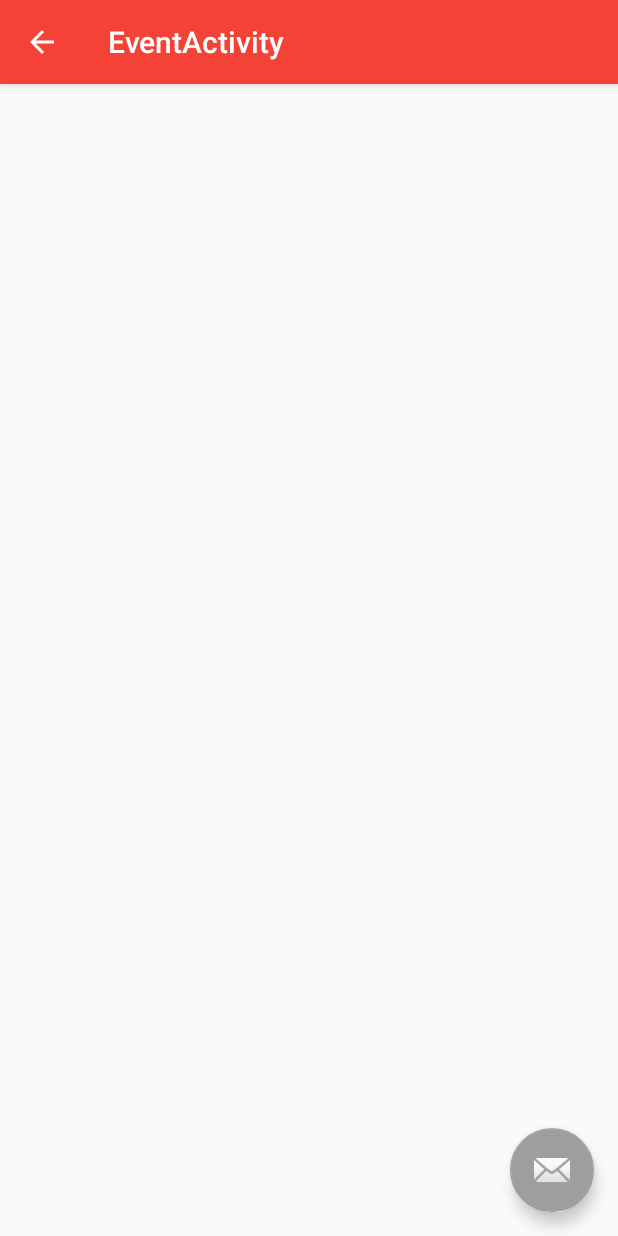
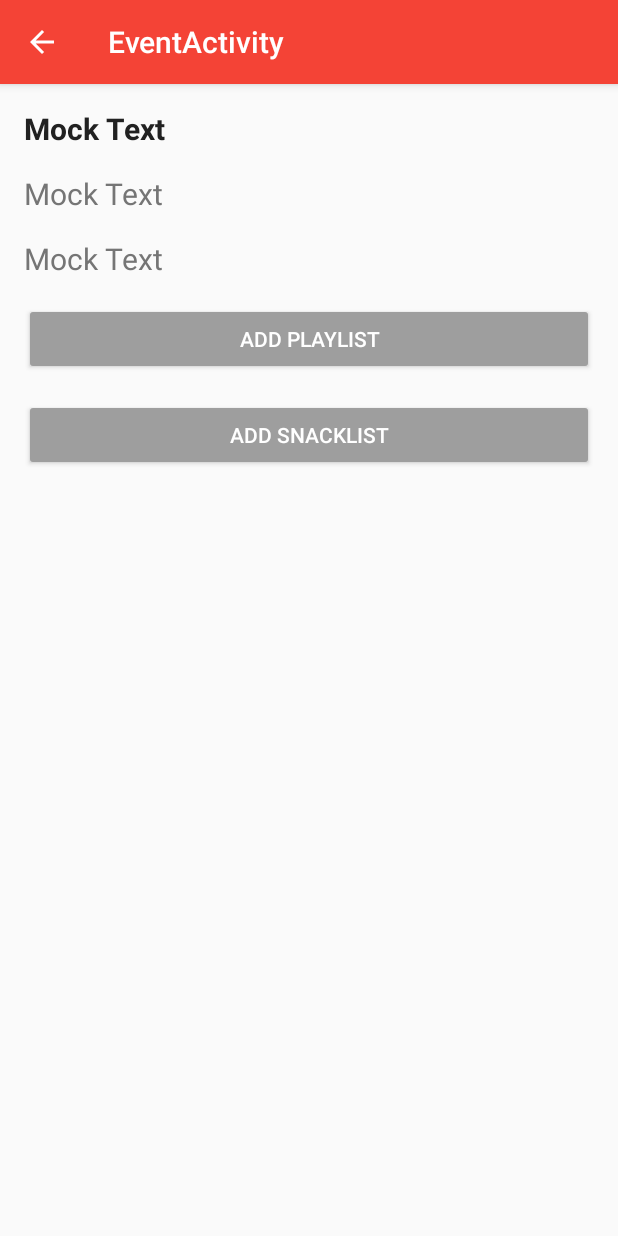
Before and after one commit to LuisGH1234/android_movienight20182, an Android app: the EventActivity screen opened directly, with no data from a screen before it, on a phone screen of 412 x 824 dp. Run offline under Robolectric (Android 15) with nearby library versions, the phone set to English and light mode, and no system bars; 4 statements that could not run were skipped.

Commit message:
event_activity

```diff
--- a/MovieNight/app/src/main/java/pe/edu/upc/movienight/models/Snack.kt
+++ b/MovieNight/app/src/main/java/pe/edu/upc/movienight/models/Snack.kt
@@ -1,6 +1,6 @@
 package pe.edu.upc.movienight.models
 
-<<<<<<< HEAD
+
 import android.os.Bundle
 
 data class Snack (
@@ -29,5 +29,3 @@ data class Snack (
     }
 
 }
-=======
->>>>>>> master
--- a/MovieNight/app/src/main/java/pe/edu/upc/movienight/network/MovieNightApi.kt
+++ b/MovieNight/app/src/main/java/pe/edu/upc/movienight/network/MovieNightApi.kt
@@ -9,13 +9,12 @@ import org.json.JSONObject
 class MovieNightApi{
     companion object {
         val baseUrl = "https://nodejsmovienight20182.herokuapp.com"
-<<<<<<< HEAD
+
         val EventActions ="/event/event/"
-=======
+
         val getEventsList ="/event/event/"
         val getSnacks = "/event/snack/"
         val getsnacklist ="/event/snacklist/"
->>>>>>> ef16c12e8f82d36596593a25802e285f4d5b9499
         fun requestEventList(userId:Int,
                              responseHandler: (EventsResponse?) -> Unit,
                              errorHandler: (ANError?) -> Unit){
@@ -35,7 +34,6 @@ class MovieNightApi{
                     })
         }
 
-<<<<<<< HEAD
         fun postNewEvent(userId:Int,name:String,location:String,date:String,
                          responseHandler: (NewEventResponse?) -> Unit,
                          errorHandler: (ANError?) -> Unit){
@@ -52,11 +50,16 @@ class MovieNightApi{
                     .addJSONObjectBody(json)
                     .setPriority(Priority.LOW)
                     .build()
-                    .getAsObject(NewEventResponse::class.java,object :ParsedRequestListener<NewEventResponse>{
+                    .getAsObject(NewEventResponse::class.java,object :ParsedRequestListener<NewEventResponse> {
                         override fun onResponse(response: NewEventResponse?) {
                             responseHandler(response)
                         }
-=======
+                        override fun onError(anError: ANError?) {
+                            errorHandler(anError)
+                        }
+
+                    })
+        }
         fun requestSnacks(snackListId:Int,
                          responseHandler: (SnackResponse?) -> Unit,
                          errorHandler: (ANError?) -> Unit){
@@ -88,7 +91,6 @@ class MovieNightApi{
                             responseHandler(response)
                         }
 
->>>>>>> ef16c12e8f82d36596593a25802e285f4d5b9499
                         override fun onError(anError: ANError?) {
                             errorHandler(anError)
                         }
--- a/MovieNight/app/src/main/java/pe/edu/upc/movienight/viewControllers/activities/EventActivity.kt
+++ b/MovieNight/app/src/main/java/pe/edu/upc/movienight/viewControllers/activities/EventActivity.kt
@@ -6,19 +6,32 @@ import android.support.v7.app.AppCompatActivity
 import pe.edu.upc.movienight.R
 
 import kotlinx.android.synthetic.main.activity_event.*
+import kotlinx.android.synthetic.main.content_event.*
+import pe.edu.upc.movienight.models.Event
 
 class EventActivity : AppCompatActivity() {
 
     override fun onCreate(savedInstanceState: Bundle?) {
-        super.onCreate(savedInstanceState)
-        setContentView(R.layout.activity_event)
-        setSupportActionBar(toolbar)
+            super.onCreate(savedInstanceState)
+            setContentView(R.layout.activity_event)
+            setSupportActionBar(toolbar)
 
-        fab.setOnClickListener { view ->
-            Snackbar.make(view, "Replace with your own action", Snackbar.LENGTH_LONG)
-                    .setAction("Action", null).show()
-        }
-        supportActionBar?.setDisplayHomeAsUpEnabled(true)
+            supportActionBar?.setDisplayHomeAsUpEnabled(true)
+            val intent=intent?:return
+            val event = Event.from(intent.extras)
+            nameTextView.text=event.name
+            dateTextView.text=event.date
+            locationTextView.text=event.location
+            /*viewPlayList.setOnClickListener {view->
+                val context= view.context
+                context.startActivity(Intent(view.context,ViewPlayListActivity::class.java).putExtras(event.toBundle()))
+            }
+            viewSnackList.setOnClickListener { view->
+                val context= view.context
+                context.startActivity(Intent(view.context,ViewSnackListActivity::class.java).putExtras(event.toBundle()))
+            }*/
+
+
     }
 
 }
--- a/MovieNight/app/src/main/res/layout/activity_event.xml
+++ b/MovieNight/app/src/main/res/layout/activity_event.xml
@@ -22,12 +22,5 @@
 
     <include layout="@layout/content_event" />
 
-    <android.support.design.widget.FloatingActionButton
-        android:id="@+id/fab"
-        android:layout_width="wrap_content"
-        android:layout_height="wrap_content"
-        android:layout_gravity="bottom|end"
-        android:layout_margin="@dimen/fab_margin"
-        app:srcCompat="@android:drawable/ic_dialog_email" />
 
 </android.support.design.widget.CoordinatorLayout>
--- a/MovieNight/app/src/main/res/layout/content_event.xml
+++ b/MovieNight/app/src/main/res/layout/content_event.xml
@@ -8,4 +8,65 @@
     tools:context=".viewControllers.activities.EventActivity"
     tools:showIn="@layout/activity_event">
 
+    <TextView
+        android:id="@+id/nameTextView"
+        android:layout_width="match_parent"
+        android:layout_height="wrap_content"
+        app:layout_constraintTop_toTopOf="parent"
+        app:layout_constraintStart_toStartOf="parent"
+        app:layout_constraintEnd_toEndOf="parent"
+        android:textSize="20sp"
+        android:textColor="@color/colorPrimaryText"
+        android:textStyle="bold"
+        android:layout_margin="@dimen/default_margin"
+        android:text="@string/mock_text"/>
+    <TextView
+        android:id="@+id/dateTextView"
+        android:layout_width="match_parent"
+        android:layout_height="wrap_content"
+        app:layout_constraintTop_toBottomOf="@id/nameTextView"
+        android:textColor="@color/colorSecondaryText"
+        app:layout_constraintStart_toStartOf="parent"
+        app:layout_constraintEnd_toEndOf="parent"
+        android:textSize="20sp"
+        android:layout_margin="@dimen/default_margin"
+        android:text="@string/mock_text"/>
+    <TextView
+        android:id="@+id/locationTextView"
+        android:layout_width="match_parent"
+        android:layout_height="wrap_content"
+        android:textColor="@color/colorSecondaryText"
+        app:layout_constraintTop_toBottomOf="@id/dateTextView"
+        app:layout_constraintStart_toStartOf="parent"
+        app:layout_constraintEnd_toEndOf="parent"
+        android:textSize="20sp"
+        android:layout_margin="@dimen/default_margin"
+        android:text="@string/mock_text"/>
+
+    <Button
+        android:id="@+id/viewPlayList"
+        android:layout_width="match_parent"
+        android:layout_height="wrap_content"
+        android:layout_margin="@dimen/default_margin"
+        app:layout_constraintTop_toBottomOf="@id/locationTextView"
+        app:layout_constraintStart_toStartOf="parent"
+        app:layout_constraintEnd_toEndOf="parent"
+        android:text="@string/add_playlist_button_text"
+        android:textColor="@color/colorIcons"
+        android:backgroundTint="@color/colorAccent"
+        />
+    <Button
+        android:id="@+id/viewSnackList"
+        android:layout_width="match_parent"
+        android:layout_height="wrap_content"
+        android:layout_margin="@dimen/default_margin"
+        app:layout_constraintTop_toBottomOf="@id/viewPlayList"
+        app:layout_constraintStart_toStartOf="parent"
+        app:layout_constraintEnd_toEndOf="parent"
+        android:text="@string/add_snacklist_button_text"
+        android:textColor="@color/colorIcons"
+        android:backgroundTint="@color/colorAccent"
+        />
+
+
 </android.support.constraint.ConstraintLayout>
```
